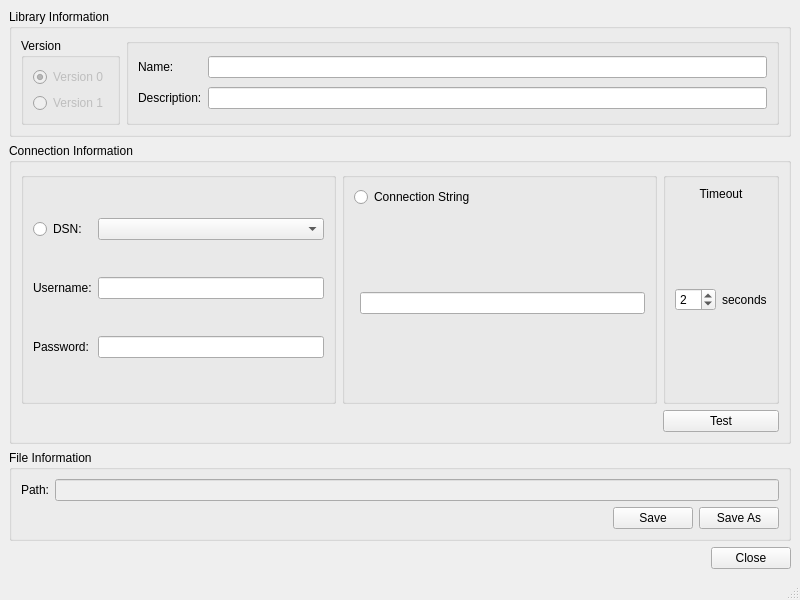
This is src/pkgs/dbLibraryWindow/dbLibraryWindow.ui in Electronya/kicad-dbLib-manager as Qt 5 draws it before an edit. The edited form follows.
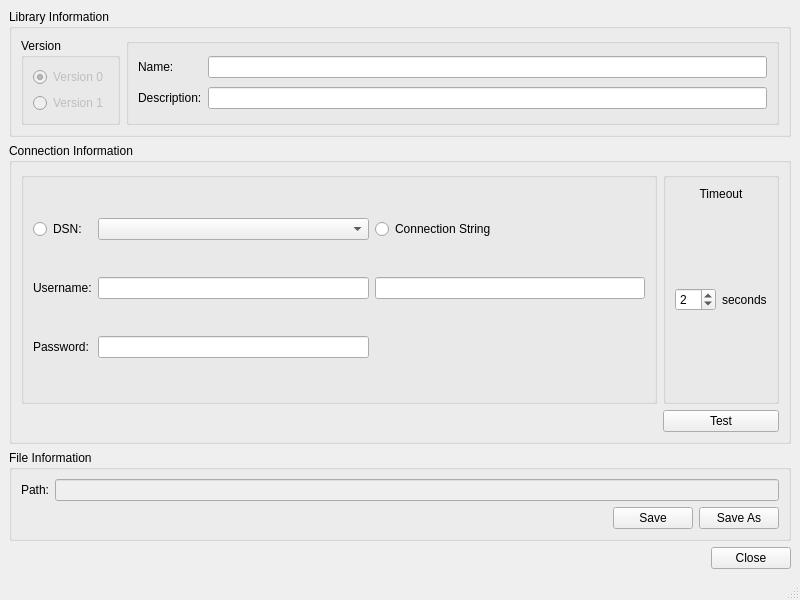
This is the edited form. Icons and pictures are not drawn.

Commit message: grouping connection type

```diff
--- a/src/pkgs/dbLibraryWindow/dbLibraryWindow.ui
+++ b/src/pkgs/dbLibraryWindow/dbLibraryWindow.ui
@@ -10,6 +10,12 @@
     <height>600</height>
    </rect>
   </property>
+  <property name="sizePolicy">
+   <sizepolicy hsizetype="Preferred" vsizetype="Preferred">
+    <horstretch>0</horstretch>
+    <verstretch>0</verstretch>
+   </sizepolicy>
+  </property>
   <property name="windowTitle">
    <string>Database Library Settings</string>
   </property>
@@ -152,7 +158,62 @@
        <string>Connection Information</string>
       </property>
       <layout class="QGridLayout" name="gridLayout_4">
-       <item row="0" column="2">
+       <item row="0" column="0">
+        <widget class="QGroupBox" name="ConnTypeGroupBox">
+         <property name="title">
+          <string/>
+         </property>
+         <layout class="QGridLayout" name="gridLayout_3">
+          <item row="1" column="1">
+           <widget class="QLineEdit" name="dsnUsrLedit"/>
+          </item>
+          <item row="0" column="0">
+           <widget class="QRadioButton" name="dsnRbtn">
+            <property name="layoutDirection">
+             <enum>Qt::LeftToRight</enum>
+            </property>
+            <property name="text">
+             <string>DSN:</string>
+            </property>
+           </widget>
+          </item>
+          <item row="2" column="0">
+           <widget class="QLabel" name="dsnPasswordLbl">
+            <property name="text">
+             <string>Password:</string>
+            </property>
+           </widget>
+          </item>
+          <item row="1" column="0">
+           <widget class="QLabel" name="dsnUsrLbl">
+            <property name="text">
+             <string>Username:</string>
+            </property>
+           </widget>
+          </item>
+          <item row="0" column="1">
+           <widget class="QComboBox" name="dsnCbox"/>
+          </item>
+          <item row="2" column="1">
+           <widget class="QLineEdit" name="dsnPasswordLedit"/>
+          </item>
+          <item row="0" column="2">
+           <widget class="QRadioButton" name="connStrRbtn">
+            <property name="layoutDirection">
+             <enum>Qt::LeftToRight</enum>
+            </property>
+            <property name="text">
+             <string>Connection String</string>
+            </property>
+           </widget>
+          </item>
+          <item row="1" column="2">
+           <widget class="QLineEdit" name="connStrLedit"/>
+          </item>
+         </layout>
+        </widget>
+       </item>
+       <item row="0" column="1">
         <widget class="QGroupBox" name="timeoutGroupBox">
          <property name="title">
           <string/>
@@ -191,97 +252,13 @@
          </layout>
         </widget>
        </item>
-       <item row="1" column="2">
+       <item row="1" column="1">
         <widget class="QPushButton" name="connTestPbtn">
          <property name="text">
           <string>Test</string>
          </property>
         </widget>
        </item>
-       <item row="0" column="1">
-        <widget class="QGroupBox" name="connStrGroupBox">
-         <property name="title">
-          <string/>
-         </property>
-         <layout class="QGridLayout" name="gridLayout_2" rowstretch="0,1,0,1">
-          <item row="0" column="0" colspan="2">
-           <widget class="QRadioButton" name="connStrRbtn">
-            <property name="layoutDirection">
-             <enum>Qt::LeftToRight</enum>
-            </property>
-            <property name="text">
-             <string>Connection String</string>
-            </property>
-           </widget>
-          </item>
-          <item row="2" column="1">
-           <widget class="QLineEdit" name="connStrLedit"/>
-          </item>
-          <item row="1" column="0" colspan="2">
-           <widget class="QWidget" name="widget" native="true">
-            <property name="sizePolicy">
-             <sizepolicy hsizetype="Preferred" vsizetype="Expanding">
-              <horstretch>0</horstretch>
-              <verstretch>0</verstretch>
-             </sizepolicy>
-            </property>
-           </widget>
-          </item>
-          <item row="3" column="1">
-           <widget class="QWidget" name="widget_2" native="true">
-            <property name="sizePolicy">
-             <sizepolicy hsizetype="Preferred" vsizetype="Expanding">
-              <horstretch>0</horstretch>
-              <verstretch>0</verstretch>
-             </sizepolicy>
-            </property>
-           </widget>
-          </item>
-         </layout>
-        </widget>
-       </item>
-       <item row="0" column="0">
-        <widget class="QGroupBox" name="dsnGroupBox">
-         <property name="title">
-          <string/>
-         </property>
-         <layout class="QGridLayout" name="gridLayout_3">
-          <item row="0" column="0">
-           <widget class="QRadioButton" name="dsnRbtn">
-            <property name="layoutDirection">
-             <enum>Qt::LeftToRight</enum>
-            </property>
-            <property name="text">
-             <string>DSN:</string>
-            </property>
-           </widget>
-          </item>
-          <item row="1" column="0">
-           <widget class="QLabel" name="dsnUsrLbl">
-            <property name="text">
-             <string>Username:</string>
-            </property>
-           </widget>
-          </item>
-          <item row="2" column="0">
-           <widget class="QLabel" name="dsnPasswordLbl">
-            <property name="text">
-             <string>Password:</string>
-            </property>
-           </widget>
-          </item>
-          <item row="2" column="1">
-           <widget class="QLineEdit" name="dsnPasswordLedit"/>
-          </item>
-          <item row="0" column="1">
-           <widget class="QComboBox" name="dsnCbox"/>
-          </item>
-          <item row="1" column="1">
-           <widget class="QLineEdit" name="dsnUsrLedit"/>
-          </item>
-         </layout>
-        </widget>
-       </item>
       </layout>
      </widget>
     </item>
```
The commit also changes 1 other file.
